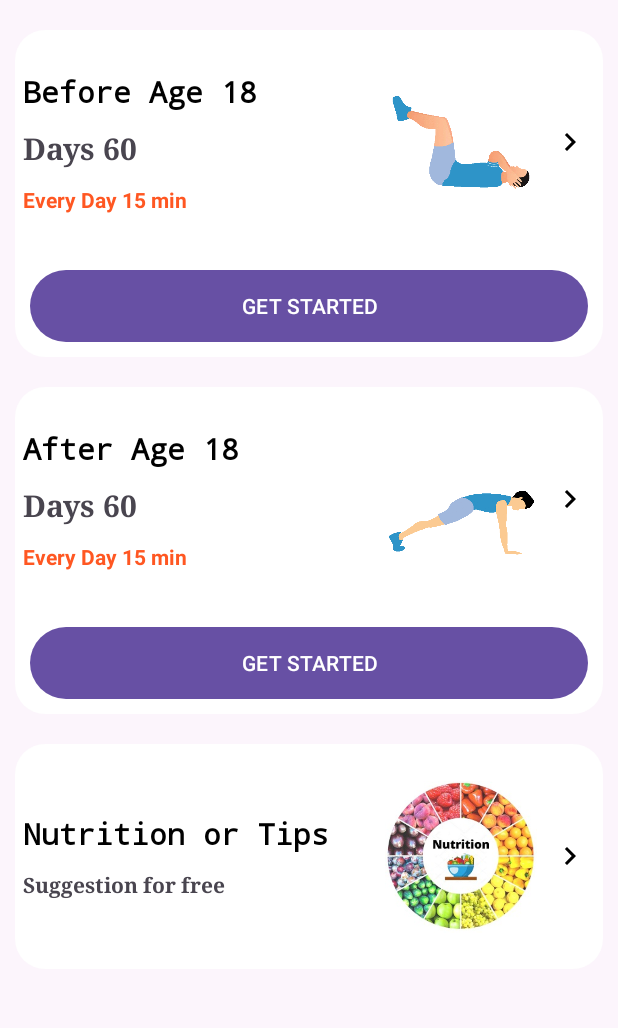
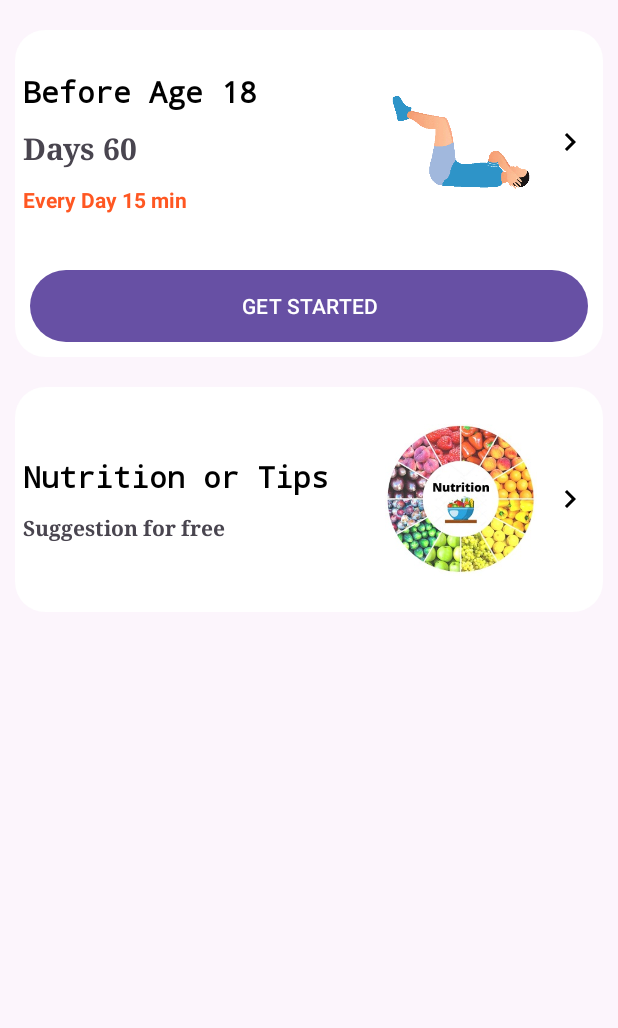
Before and after one commit to Nikhilkumar2311/CodeAlpha_FitnessTracker-App, an Android app: the screen it shows after launch (MainActivity), on a phone screen of 412 x 824 dp, the part 96-1124 px from its top. Run offline under Robolectric (Android 15) with nearby library versions, the phone set to English and light mode, and no system bars.

Commit message:
Fixed Bugs

```diff
--- a/app/src/main/AndroidManifest.xml
+++ b/app/src/main/AndroidManifest.xml
@@ -22,9 +22,6 @@
             android:name=".FoodActivity"
             android:exported="false" />
         <activity
-            android:name=".AfterActivity"
-            android:exported="false" />
-        <activity
             android:name=".MainActivity"
             android:exported="true" />
         <activity
--- a/app/src/main/java/com/example/fitnesstrackerapp/AfterActivity.kt
+++ /dev/null
@@ -1,11 +0,0 @@
-package com.example.fitnesstrackerapp
-
-import androidx.appcompat.app.AppCompatActivity
-import android.os.Bundle
-
-class AfterActivity : AppCompatActivity() {
-    override fun onCreate(savedInstanceState: Bundle?) {
-        super.onCreate(savedInstanceState)
-        setContentView(R.layout.activity_after)
-    }
-}
--- a/app/src/main/java/com/example/fitnesstrackerapp/MainActivity.kt
+++ b/app/src/main/java/com/example/fitnesstrackerapp/MainActivity.kt
@@ -5,51 +5,44 @@ import androidx.appcompat.app.AppCompatActivity
 import android.os.Bundle
 import android.view.View
 import android.widget.Button
-import android.widget.Toolbar
+import androidx.appcompat.widget.Toolbar
 
 class MainActivity : AppCompatActivity() {
 
     private lateinit var button1: Button
-    private lateinit var button2: Button
+
     override fun onCreate(savedInstanceState: Bundle?) {
         super.onCreate(savedInstanceState)
         setContentView(R.layout.activity_main)
 
-        val toolbar: androidx.appcompat.widget.Toolbar = findViewById(R.id.toolBar)
+        // Set up the toolbar
+        val toolbar: Toolbar = findViewById(R.id.toolBar)
         setSupportActionBar(toolbar)
 
+        // Initialize the button
         button1 = findViewById(R.id.startyoga1)
-        button2 = findViewById(R.id.startyoga2)
 
+        // Set a click listener for the button using an anonymous inner class
         button1.setOnClickListener(object : View.OnClickListener {
             override fun onClick(v: View) {
+                // Start the 'BeforeActivity' when the button is clicked
                 val intent = Intent(this@MainActivity, BeforeActivity::class.java)
                 startActivity(intent)
             }
         })
-
-        button2.setOnClickListener(object : View.OnClickListener {
-            override fun onClick(v: View) {
-                val intent = Intent(this@MainActivity, AfterActivity::class.java)
-                startActivity(intent)
-            }
-        })
-
     }
 
-    private fun setSupportActionBar(toolbar: Toolbar) {
-        TODO("Not yet implemented")
-    }
 
-    fun afterage18(view: View) {
-        val intent = Intent(this@MainActivity, AfterActivity::class.java)
-        startActivity(intent)
-    }
+    // Function to handle the click event for a different button with the attribute 'android:onClick="beforeage18"'
     fun beforeage18(view: View) {
+        // Start the 'BeforeActivity' when the corresponding button is clicked
         val intent = Intent(this@MainActivity, BeforeActivity::class.java)
         startActivity(intent)
     }
+
+    // Function to handle the click event for a different button with the attribute 'android:onClick="food"'
     fun food(view: View) {
+        // Start the 'FoodActivity' when the corresponding button is clicked
         val intent = Intent(this@MainActivity, FoodActivity::class.java)
         startActivity(intent)
     }
--- a/app/src/main/res/layout/activity_after.xml
+++ /dev/null
@@ -1,9 +0,0 @@
-<?xml version="1.0" encoding="utf-8"?>
-<androidx.constraintlayout.widget.ConstraintLayout xmlns:android="http://schemas.android.com/apk/res/android"
-    xmlns:app="http://schemas.android.com/apk/res-auto"
-    xmlns:tools="http://schemas.android.com/tools"
-    android:layout_width="match_parent"
-    android:layout_height="match_parent"
-    tools:context=".AfterActivity">
-
-</androidx.constraintlayout.widget.ConstraintLayout>
--- a/app/src/main/res/layout/activity_main.xml
+++ b/app/src/main/res/layout/activity_main.xml
@@ -131,95 +131,6 @@
                 android:orientation="vertical">
 
                 <LinearLayout
-                    android:onClick="afterage18"
-                    android:layout_width="match_parent"
-                    android:layout_height="150dp"
-                    android:layout_gravity="center"
-                    android:gravity="center"
-                    android:orientation="horizontal">
-
-                    <LinearLayout
-                        android:layout_width="match_parent"
-                        android:layout_height="wrap_content"
-                        android:layout_weight="1.0"
-                        android:orientation="vertical">
-
-                        <TextView
-                            android:layout_width="wrap_content"
-                            android:layout_height="wrap_content"
-                            android:fontFamily="monospace"
-                            android:padding="5dp"
-                            android:text="@string/after_age_18"
-                            android:textColor="#ff000000"
-                            android:textSize="20sp"
-                            android:textStyle="bold"/>
-
-                        <TextView
-                            android:layout_width="wrap_content"
-                            android:layout_height="wrap_content"
-                            android:fontFamily="serif"
-                            android:padding="5dp"
-                            android:text="@string/days_60"
-                            android:textSize="20sp"
-                            android:textStyle="bold"/>
-
-                        <TextView
-                            android:layout_width="wrap_content"
-                            android:layout_height="wrap_content"
-                            android:padding="5dp"
-                            android:text="@string/every_day_15_min_1"
-                            android:textColor="#ffff5722"
-                            android:textStyle="bold"/>
-
-                    </LinearLayout>
-
-                    <LinearLayout
-                        android:layout_width="match_parent"
-                        android:layout_height="wrap_content"
-                        android:layout_weight="2">
-
-                        <pl.droidsonroids.gif.GifImageView
-                            android:layout_width="match_parent"
-                            android:layout_height="wrap_content"
-                            android:src="@drawable/exersice_1"/>
-
-                    </LinearLayout>
-
-                    <LinearLayout
-                        android:layout_width="wrap_content"
-                        android:layout_height="wrap_content"
-                        android:layout_weight="0.0">
-
-                        <ImageView
-                            android:layout_width="match_parent"
-                            android:layout_height="wrap_content"
-                            android:padding="10dp"
-                            android:src="@drawable/baseline_keyboard_arrow_right_24"/>
-                    </LinearLayout>
-
-                </LinearLayout>
-
-                <Button
-                    android:id="@+id/startyoga2"
-                    android:layout_width="match_parent"
-                    android:layout_height="wrap_content"
-                    android:layout_margin="10dp"
-                    android:background="@drawable/btn"
-                    android:text="@string/get_started_1"
-                    android:textAllCaps="true"
-                    android:textColor="#FFF"/>
-
-            </LinearLayout>
-
-            <LinearLayout
-                android:layout_width="match_parent"
-                android:layout_height="wrap_content"
-                android:layout_margin="10dp"
-                android:layout_marginTop="15dp"
-                android:background="@drawable/backgroundcrop"
-                android:orientation="vertical">
-
-                <LinearLayout
                     android:onClick="food"
                     android:layout_width="match_parent"
                     android:layout_height="150dp"
```
Also changed, not shown: app/src/main/java/com/example/fitnesstrackerapp/SecondActivity.kt (+19 -0 lines).
